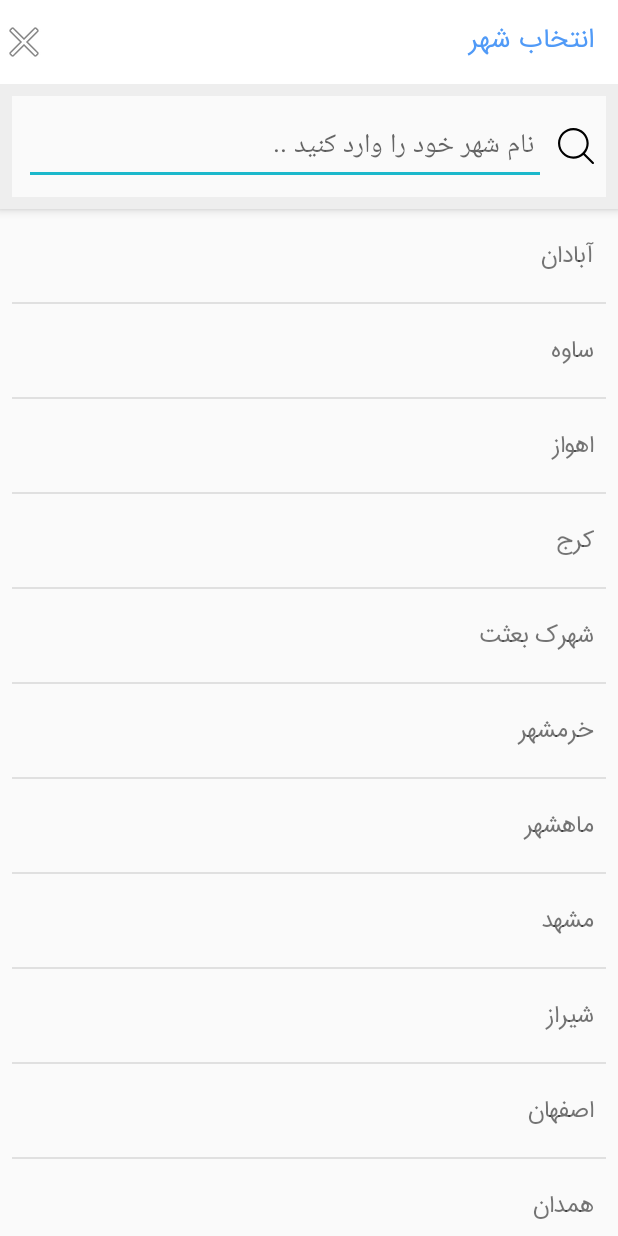
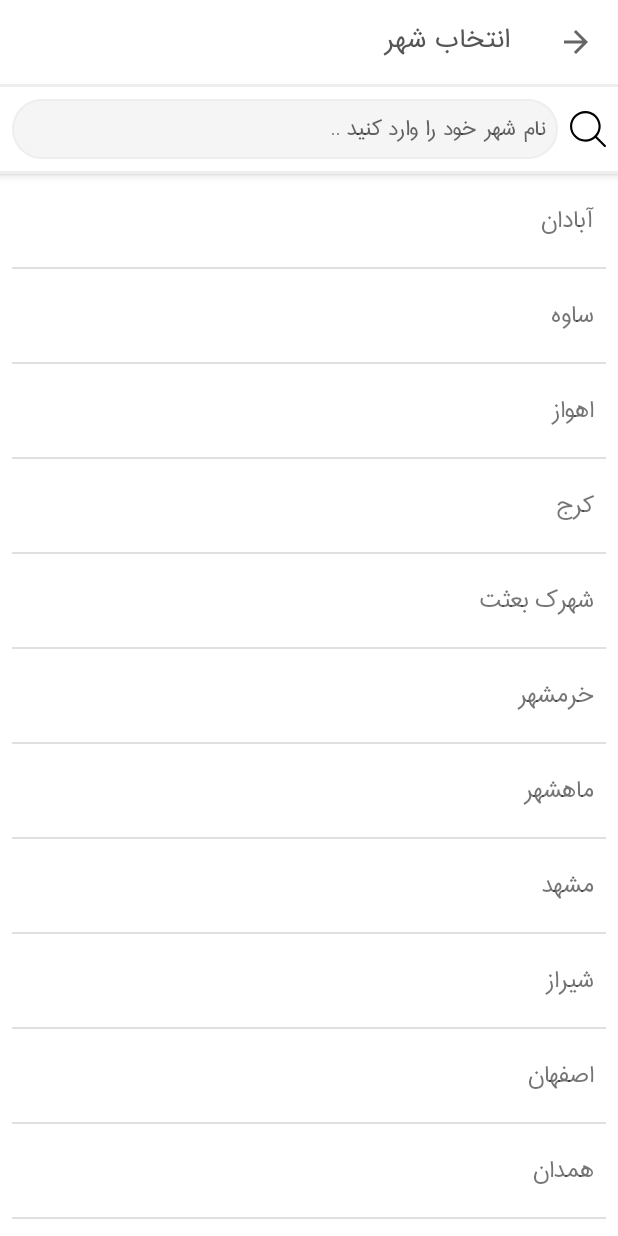
Before and after one commit to alimemco/Khodemon, an Android app: the CityChoose screen opened directly, with no data from a screen before it, on a phone screen of 412 x 824 dp. Run offline under Robolectric (Android 15) with nearby library versions, the phone set to English and light mode, and no system bars.

Commit message:
Add AutoCompleteTextView To Choose City

```diff
--- a/app/src/main/AndroidManifest.xml
+++ b/app/src/main/AndroidManifest.xml
@@ -25,6 +25,8 @@
             android:windowSoftInputMode="stateHidden">
 
         </activity>
+
+
     </application>
 
 </manifest>
--- a/app/src/main/java/com/ali/rnp/khodemon/Adapter/CityAdapter.java
+++ b/app/src/main/java/com/ali/rnp/khodemon/Adapter/CityAdapter.java
@@ -1,17 +1,25 @@
 package com.ali.rnp.khodemon.Adapter;
 
+import android.app.Activity;
 import android.content.Context;
+import android.content.Intent;
 import android.util.Log;
 import android.view.LayoutInflater;
 import android.view.View;
 import android.view.ViewGroup;
 import android.widget.TextView;
+import android.widget.Toast;
 
 import com.ali.rnp.khodemon.DataModel.City;
+import com.ali.rnp.khodemon.MainActivity;
 import com.ali.rnp.khodemon.R;
+import com.ali.rnp.khodemon.Views.Activites.CityChoose;
+
 import java.util.List;
 import androidx.annotation.NonNull;
 import androidx.recyclerview.widget.RecyclerView;
+
+import static android.app.Activity.RESULT_OK;
 
 public class CityAdapter extends RecyclerView.Adapter<CityAdapter.CityAdapterHolder> {
 
@@ -39,7 +47,7 @@ public class CityAdapter extends RecyclerView.Adapter<CityAdapter.CityAdapterHol
     }
 
     @Override
-    public void onBindViewHolder(@NonNull CityAdapterHolder holder, int position) {
+    public void onBindViewHolder(@NonNull final CityAdapterHolder holder, final int position) {
 
         City city = cities.get(position);
         holder.cityNameTxt.setText(city.getCity());
@@ -50,6 +58,18 @@ public class CityAdapter extends RecyclerView.Adapter<CityAdapter.CityAdapterHol
         }else {
             holder.line.setVisibility(View.VISIBLE);
         }
+
+
+
+        holder.itemView.setOnClickListener(new View.OnClickListener() {
+            @Override
+            public void onClick(View v) {
+
+                sendCityData(holder.cityNameTxt.getText().toString());
+            }
+        });
+
+
 
 
     }
@@ -72,4 +92,15 @@ public class CityAdapter extends RecyclerView.Adapter<CityAdapter.CityAdapterHol
 
     }
 }
+
+    private void sendCityData(String city) {
+
+        Intent intent = new Intent(context,MainActivity.class);
+        intent.putExtra(CityChoose.INTENT_CITY_NAME,city);
+        ((Activity)context).setResult(RESULT_OK,intent);
+        ((Activity)context).finish();
+
+    }
+
+
 }
--- a/app/src/main/java/com/ali/rnp/khodemon/Views/Activites/CityChoose.java
+++ b/app/src/main/java/com/ali/rnp/khodemon/Views/Activites/CityChoose.java
@@ -1,25 +1,114 @@
 package com.ali.rnp.khodemon.Views.Activites;
 
+import androidx.annotation.Nullable;
+import androidx.appcompat.app.ActionBar;
+import androidx.appcompat.app.ActionBarDrawerToggle;
 import androidx.appcompat.app.AppCompatActivity;
+import androidx.appcompat.widget.Toolbar;
+import androidx.core.content.ContextCompat;
+import androidx.drawerlayout.widget.DrawerLayout;
 import androidx.recyclerview.widget.LinearLayoutManager;
 import androidx.recyclerview.widget.RecyclerView;
 
+import android.content.Intent;
 import android.os.Bundle;
+import android.util.Log;
+import android.view.View;
+import android.widget.AdapterView;
+import android.widget.ArrayAdapter;
+import android.widget.AutoCompleteTextView;
+import android.widget.Toast;
 
 import com.ali.rnp.khodemon.Adapter.CityAdapter;
+import com.ali.rnp.khodemon.DataModel.City;
 import com.ali.rnp.khodemon.DataModel.DataGenerator;
+import com.ali.rnp.khodemon.MainActivity;
+import com.ali.rnp.khodemon.MyApplication;
 import com.ali.rnp.khodemon.R;
+
+import java.util.ArrayList;
+import java.util.List;
 
 public class CityChoose extends AppCompatActivity {
 
     private RecyclerView recyclerViewCity;
+    private Toolbar toolbar;
+    private AutoCompleteTextView cityAutoTextEditText;
+
+    public static final String INTENT_CITY_NAME="city_name";
+
+    private static final String TAG = "CityChoose";
+
+    @Override
+    public boolean onSupportNavigateUp() {
+        finish();
+        return true;
+    }
 
     @Override
     protected void onCreate(Bundle savedInstanceState) {
         super.onCreate(savedInstanceState);
         setContentView(R.layout.activity_city_choose);
 
+        setupToolbar();
         setupRecViewCity ();
+        setupAutoCompleteText();
+
+
+
+    }
+
+    private void setupAutoCompleteText() {
+        cityAutoTextEditText = findViewById(R.id.activity_city_choose_cityAutoCompleteTextView);
+        cityAutoTextEditText.setTypeface(MyApplication.getIranSans(this));
+
+
+        List<String> cityList = new ArrayList<>();
+
+        List<City> cities = DataGenerator.getListCity();
+
+
+        for (int i = 0; i < cities.size(); i++) {
+            cityList.add(cities.get(i).getCity());
+        }
+
+
+        cityAutoTextEditText.setThreshold(1);
+
+        ArrayAdapter<String> citiesAdapter = new ArrayAdapter<>(this,android.R.layout.select_dialog_item,cityList);
+        cityAutoTextEditText.setAdapter(citiesAdapter);
+        cityAutoTextEditText.setOnItemClickListener(new AdapterView.OnItemClickListener() {
+            @Override
+            public void onItemClick(AdapterView<?> parent, View view, int position, long id) {
+                String city = parent.getItemAtPosition(position).toString();
+                sendCityData(city);
+            }
+        });
+
+    }
+
+    private void sendCityData(String city) {
+
+        Intent intent = new Intent(CityChoose.this,MainActivity.class);
+        intent.putExtra(INTENT_CITY_NAME,city);
+        setResult(RESULT_OK,intent);
+        finish();
+
+    }
+
+    private void setupToolbar() {
+        toolbar = findViewById(R.id.activity_city_choose_toolbar);
+
+        setSupportActionBar(toolbar);
+
+        ActionBar actionBar = getSupportActionBar();
+
+        if (actionBar != null) {
+            actionBar.setHomeButtonEnabled(true);
+            actionBar.setDisplayHomeAsUpEnabled(true);
+        }
+
+
     }
 
     private void setupRecViewCity() {
@@ -33,4 +122,9 @@ public class CityChoose extends AppCompatActivity {
         recyclerViewCity.setAdapter(cityAdapter);
 
     }
+
+
+
+
+
 }
--- /dev/null
+++ b/app/src/main/res/drawable/shape_edit_text_search.xml
@@ -0,0 +1,11 @@
+<?xml version="1.0" encoding="utf-8"?>
+<shape xmlns:android="http://schemas.android.com/apk/res/android">
+
+    <solid android:color="@color/gray_100"/>
+    <corners android:radius="90dp"/>
+    <stroke android:color="@color/gray_200" android:width="1dp"/>
+    <size android:height="40dp"/>
+
+
+
+</shape>
--- a/app/src/main/res/layout/activity_city_choose.xml
+++ b/app/src/main/res/layout/activity_city_choose.xml
@@ -5,7 +5,7 @@
     android:layout_width="match_parent"
     android:layout_height="match_parent"
     tools:context=".Views.Activites.CityChoose"
-    android:background="@color/backgroundApp"
+    android:background="@color/white"
     android:layoutDirection="rtl"
     tools:ignore="UnusedAttribute">
 
@@ -19,15 +19,10 @@
         android:background="@color/gray_200">
 
         <androidx.appcompat.widget.Toolbar
-            android:id="@+id/toolbar"
+            android:id="@+id/activity_city_choose_toolbar"
             android:layout_width="match_parent"
             android:layout_height="?attr/actionBarSize"
             android:background="@color/white">
-
-            <ImageView
-                android:layout_width="wrap_content"
-                android:layout_height="wrap_content"
-                android:src="@android:drawable/ic_menu_close_clear_cancel"/>
 
             <com.ali.rnp.khodemon.MyLibrary.MyTextView
                 android:layout_width="match_parent"
@@ -35,7 +30,7 @@
                 android:text="انتخاب شهر"
                 app:fontCustom="iranSansBold"
                 android:textSize="@dimen/normal_textSize_sp"
-                android:textColor="@color/colorPrimary"/>
+                android:textColor="@color/dark_gray"/>
 
 
         </androidx.appcompat.widget.Toolbar>
@@ -46,11 +41,9 @@
             android:orientation="horizontal"
             android:gravity="center|left"
             android:padding="@dimen/standard_margin"
-            android:layout_marginLeft="@dimen/standard_margin"
-            android:layout_marginRight="@dimen/standard_margin"
-            android:layout_marginBottom="@dimen/standard_margin"
-            android:layout_marginTop="@dimen/standard_margin"
-            android:background="@color/backgroundApp">
+            android:layout_marginBottom="2dp"
+            android:layout_marginTop="2dp"
+            android:background="@color/white">
 
             <ImageView
                 android:layout_width="wrap_content"
@@ -58,18 +51,20 @@
                 android:contentDescription="@string/app_name"
                 app:srcCompat="@drawable/ic_magnifying_glass"/>
 
-            <EditText
+            <AutoCompleteTextView
+                android:id="@+id/activity_city_choose_cityAutoCompleteTextView"
                 android:layout_width="0dp"
                 android:layout_height="wrap_content"
                 android:layout_weight="1"
                 android:hint="نام شهر خود را وارد کنید .."
-                android:gravity="right"
+                android:gravity="center_vertical|right"
                 android:autofillHints="@string/app_name"
                 android:paddingRight="@dimen/standard_margin"
                 android:layout_marginRight="@dimen/standard_margin"
                 tools:ignore="RtlHardcoded,RtlSymmetry"
                 android:maxLines="1"
-                android:inputType="text" />
+                android:inputType="text"
+                android:background="@drawable/shape_edit_text_search"/>
 
 
         </LinearLayout>
@@ -81,7 +76,7 @@
         android:id="@+id/activity_city_choose_recView"
         android:layout_width="0dp"
         android:layout_height="0dp"
-        android:background="?android:attr/selectableItemBackground"
+        android:background="@drawable/ripple_primary"
         android:clickable="true"
         android:focusable="true"
         app:layout_constraintBottom_toBottomOf="parent"
--- a/app/src/main/res/layout/item_rec_view_city_adapter.xml
+++ b/app/src/main/res/layout/item_rec_view_city_adapter.xml
@@ -6,7 +6,7 @@
     android:layout_width="match_parent"
     android:layout_height="match_parent"
     android:layout_gravity="right"
-    android:background="?android:attr/selectableItemBackground"
+    android:background="@drawable/ripple_primary"
     tools:ignore="RtlHardcoded">
 
     <com.ali.rnp.khodemon.MyLibrary.MyTextView
```
Also changed, not shown: app/src/main/java/com/ali/rnp/khodemon/MainActivity.java (+53 -25 lines), app/src/main/res/layout/activity_main.xml (+33 -16 lines).
